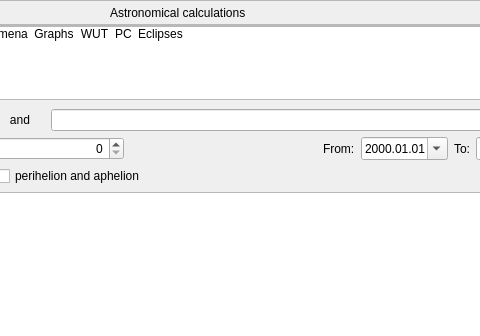
Stellarium/stellarium, file src/gui/astroCalcDialog.ui: the form before one commit; both pictures show x 191 to 671 and y 0 to 336 of the 764 by 447 pixel window.
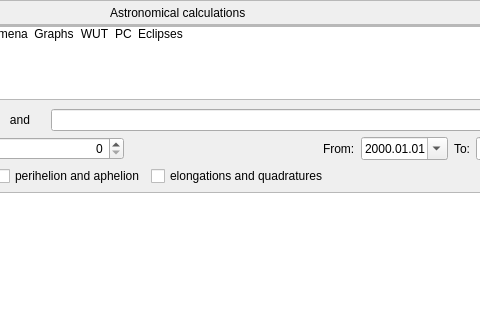
The form after the commit. The open tabs and pages were chosen to show the change. Icons and pictures are not drawn. Custom widgets are drawn as their Qt base class.

Commit message: Great elongations and quadratures are optional now

```diff
--- a/src/gui/astroCalcDialog.ui
+++ b/src/gui/astroCalcDialog.ui
@@ -1397,6 +1397,13 @@
               </property>
              </widget>
             </item>
+            <item>
+             <widget class="QCheckBox" name="phenomenaElongationQuadratureCheckBox">
+              <property name="text">
+               <string>elongations and quadratures</string>
+              </property>
+             </widget>
+            </item>
             <item>
              <spacer name="horizontalSpacer_4">
               <property name="orientation">
```
The commit also changes 2 other files.
